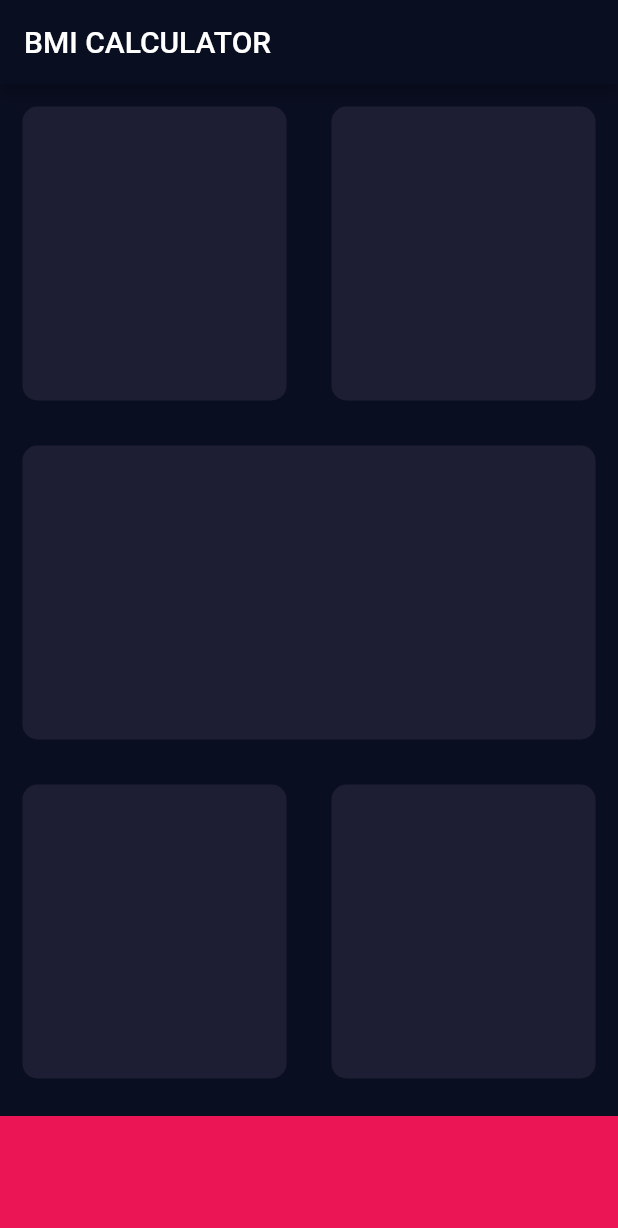
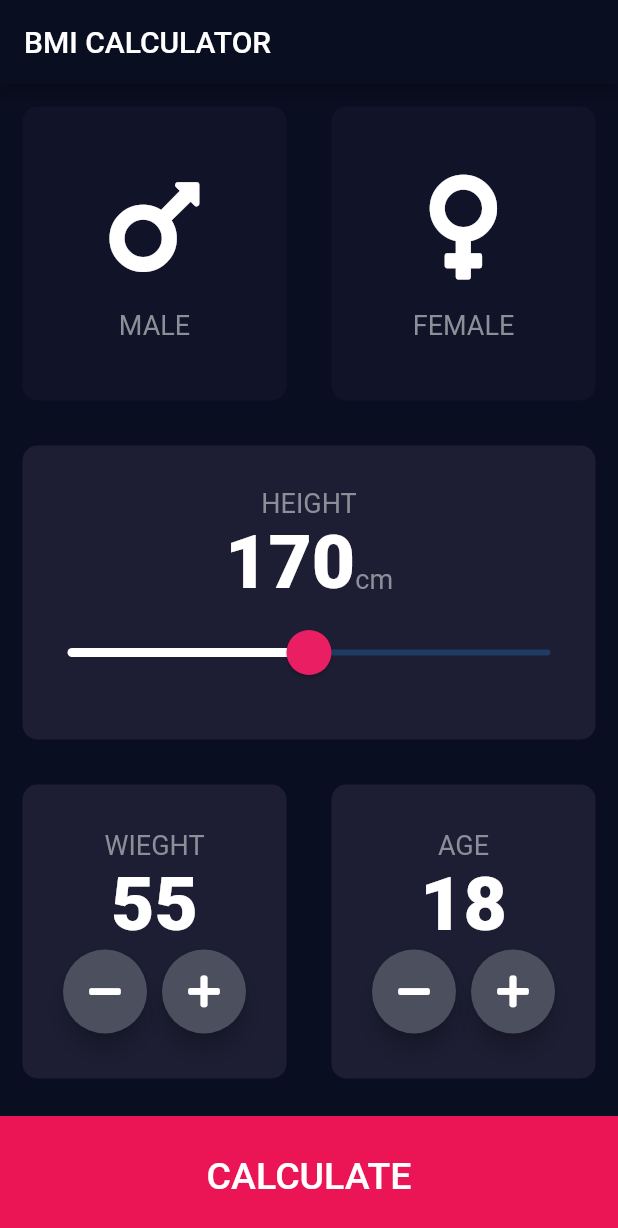
Before and after one commit to Sohel-Mahmud/BMICalculator-flutter, a Flutter app: the screen it shows after launch, on a phone screen of 412 x 824 dp. Shown: the top 1228 px of the screen. Run offline on Flutter 3.47's test engine with Material 2 defaults, Android fonts, the phone set to English and light mode, and no system bars; our stand-ins replace font_awesome_flutter.

Commit message:
design finished

```diff
--- /dev/null
+++ b/lib/bottom_button.dart
@@ -0,0 +1,30 @@
+import 'package:flutter/material.dart';
+import 'constants.dart';
+
+class BottomButton extends StatelessWidget {
+  final Function onTap;
+  final String buttonTitle;
+
+  BottomButton({@required this.onTap, this.buttonTitle});
+  @override
+  Widget build(BuildContext context) {
+    return GestureDetector(
+      onTap: onTap,
+      child: Container(
+        alignment: Alignment.center,
+        child: Text(
+          buttonTitle,
+          textAlign: TextAlign.center,
+          style: TextStyle(
+            fontSize: 25.0,
+            fontWeight: FontWeight.w500,
+          ),
+        ),
+        color: kBottomContainerColor,
+        margin: EdgeInsets.only(top: 10.0),
+        width: double.infinity,
+        height: kBottomContainerHeight,
+      ),
+    );
+  }
+}
--- /dev/null
+++ b/lib/constants.dart
@@ -0,0 +1,30 @@
+import 'package:flutter/material.dart';
+
+const kLabelTextStyle = TextStyle(
+  fontSize: 18.0,
+  color: Color(0xFF8D8E98),
+);
+
+const kNumberTextStyle = TextStyle(
+  fontSize: 50.0,
+  fontWeight: FontWeight.w900,
+);
+const kTitleTextStyle = TextStyle(
+  fontSize: 50.0,
+  fontWeight: FontWeight.bold
+);
+
+const kResultTextStyle = TextStyle(
+  color: Colors.orange,
+  fontSize: 18.0,
+  fontWeight: FontWeight.bold,
+);
+
+const kBmiTextStyle = TextStyle(
+  fontSize: 100.0,
+  fontWeight: FontWeight.bold,
+);
+const kBottomContainerHeight = 80.0;
+const kActiveCardColor = Color(0xFF1D1E33);
+const kBottomContainerColor = Color(0xFFEB1555);
+const kInactiveCardColor = Color(0xFF111328);
--- /dev/null
+++ b/lib/icon_content.dart
@@ -0,0 +1,29 @@
+import 'package:flutter/material.dart';
+import 'constants.dart';
+
+class IconContents extends StatelessWidget {
+  final IconData icon;
+  final String label;
+
+  IconContents({this.icon, this.label});
+
+  @override
+  Widget build(BuildContext context) {
+    return Column(
+      mainAxisAlignment: MainAxisAlignment.center,
+      children: <Widget>[
+        Icon(
+          icon,
+          size: 80.0,
+        ),
+        SizedBox(
+          height: 15.0,
+        ),
+        Text(
+          label,
+          style: kLabelTextStyle,
+        )
+      ],
+    );
+  }
+}
--- a/lib/input_page.dart
+++ b/lib/input_page.dart
@@ -1,8 +1,12 @@
+import 'package:bmi_calculator/bottom_button.dart';
 import 'package:flutter/material.dart';
+import 'package:font_awesome_flutter/font_awesome_flutter.dart';
+import 'reusable_card.dart';
+import 'icon_content.dart';
+import 'constants.dart';
+import 'rounded_icon_button.dart';
 
-const bottomContainerHeight = 80.0;
-const activeCardColor = Color(0xFF1D1E33);
-const bottomContainerColor = Color(0xFFEB1555);
+enum Gender { male, female }
 
 class InputPage extends StatefulWidget {
   @override
@@ -10,6 +14,11 @@ class InputPage extends StatefulWidget {
 }
 
 class _InputPageState extends State<InputPage> {
+  Gender selectedGender;
+  int height = 170;
+  int weight = 55;
+  int age = 18;
+
   @override
   Widget build(BuildContext context) {
     return Scaffold(
@@ -17,16 +26,39 @@ class _InputPageState extends State<InputPage> {
         title: Text('BMI CALCULATOR'),
       ),
       body: Column(
+        crossAxisAlignment: CrossAxisAlignment.stretch,
         children: <Widget>[
           Expanded(
             child: Row(
               children: <Widget>[
                 Expanded(
-                  child: ResuableCard(color: Color(0xFF1D1E33)),
+                  child: ResuableCard(
+                    onPressed: () {
+                      setState(() {
+                        selectedGender = Gender.male;
+                      });
+                    },
+                    color: selectedGender == Gender.male
+                        ? kActiveCardColor
+                        : kInactiveCardColor,
+                    cardChild: IconContents(
+                        icon: FontAwesomeIcons.mars, label: 'MALE'),
+                  ),
                 ),
                 Expanded(
                   child: ResuableCard(
-                    color: activeCardColor,
+                    onPressed: () {
+                      setState(() {
+                        selectedGender = Gender.female;
+                      });
+                    },
+                    color: selectedGender == Gender.female
+                        ? kActiveCardColor
+                        : kInactiveCardColor,
+                    cardChild: IconContents(
+                      icon: FontAwesomeIcons.venus,
+                      label: 'FEMALE',
+                    ),
                   ),
                 ),
               ],
@@ -34,7 +66,53 @@ class _InputPageState extends State<InputPage> {
           ),
           Expanded(
             child: ResuableCard(
-              color: activeCardColor,
+              cardChild: Column(
+                mainAxisAlignment: MainAxisAlignment.center,
+                children: <Widget>[
+                  Text(
+                    'HEIGHT',
+                    style: kLabelTextStyle,
+                  ),
+                  Row(
+                    mainAxisAlignment: MainAxisAlignment.center,
+                    crossAxisAlignment: CrossAxisAlignment.baseline,
+                    textBaseline: TextBaseline.alphabetic,
+                    children: <Widget>[
+                      Text(
+                        height.toString(),
+                        style: kNumberTextStyle,
+                      ),
+                      Text(
+                        'cm',
+                        style: kLabelTextStyle,
+                      ),
+                    ],
+                  ),
+                  SliderTheme(
+                    data: SliderTheme.of(context).copyWith(
+                      activeTrackColor: Colors.white,
+                      inactiveTickMarkColor: Color(0xFF8De98),
+                      thumbColor: Colors.pink,
+                      overlayColor: Color(0x29EB1555),
+                      thumbShape:
+                          RoundSliderThumbShape(enabledThumbRadius: 15.0),
+                      overlayShape:
+                          RoundSliderOverlayShape(overlayRadius: 30.0),
+                    ),
+                    child: Slider(
+                      value: height.toDouble(),
+                      min: 120.0,
+                      max: 220.0,
+                      onChanged: (double newValue) {
+                        setState(() {
+                          height = newValue.round();
+                        });
+                      },
+                    ),
+                  ),
+                ],
+              ),
+              color: kActiveCardColor,
             ),
           ),
           Expanded(
@@ -42,58 +120,107 @@ class _InputPageState extends State<InputPage> {
               children: <Widget>[
                 Expanded(
                   child: ResuableCard(
-                    color: activeCardColor,
+                    color: kActiveCardColor,
+                    cardChild: Column(
+                      mainAxisAlignment: MainAxisAlignment.center,
+                      children: <Widget>[
+                        Text(
+                          'WIEGHT',
+                          style: kLabelTextStyle,
+                        ),
+                        Text(
+                          weight.toString(),
+                          style: kNumberTextStyle,
+                        ),
+                        Row(
+                          mainAxisAlignment: MainAxisAlignment.center,
+                          children: <Widget>[
+                            RoundedMatButton(
+                              onPressed: () {
+                                setState(() {
+                                  if (weight > 30) {
+                                    weight--;
+                                  }
+                                });
+                              },
+                              icon: FontAwesomeIcons.minus,
+                            ),
+                            SizedBox(
+                              width: 10.0,
+                            ),
+                            RoundedMatButton(
+                              onPressed: () {
+                                setState(() {
+                                  if (weight < 150) {
+                                    weight++;
+                                  }
+                                });
+                              },
+                              icon: FontAwesomeIcons.plus,
+                            ),
+                          ],
+                        )
+                      ],
+                    ),
                   ),
                 ),
                 Expanded(
                   child: ResuableCard(
-                    color: activeCardColor
+                    color: kActiveCardColor,
+                    cardChild: Column(
+                      mainAxisAlignment: MainAxisAlignment.center,
+                      children: <Widget>[
+                        Text(
+                          'AGE',
+                          style: kLabelTextStyle,
+                        ),
+                        Text(
+                          age.toString(),
+                          style: kNumberTextStyle,
+                        ),
+                        Row(
+                          mainAxisAlignment: MainAxisAlignment.center,
+                          children: <Widget>[
+                            RoundedMatButton(
+                              onPressed: () {
+                                setState(() {
+                                  if (age > 10) {
+                                    age--;
+                                  }
+                                });
+                              },
+                              icon: FontAwesomeIcons.minus,
+                            ),
+                            SizedBox(
+                              width: 10.0,
+                            ),
+                            RoundedMatButton(
+                              onPressed: () {
+                                setState(() {
+                                  if (age < 80) {
+                                    age++;
+                                  }
+                                });
+                              },
+                              icon: FontAwesomeIcons.plus,
+                            ),
+                          ],
+                        )
+                      ],
+                    ),
                   ),
                 ),
               ],
             ),
           ),
-          Container(
-            color: bottomContainerColor,
-            margin: EdgeInsets.only(top: 10.0),
-            width: double.infinity,
-            height: bottomContainerHeight,
-          ),
+          BottomButton(
+            onTap: () {
+              Navigator.pushNamed(context, '/result');
+            },
+            buttonTitle: 'CALCULATE',
+          )
         ],
       ),
     );
   }
 }
-
-class ResuableCard extends StatelessWidget {
-  final Color color;
-
-  ResuableCard({@required this.color});
-
-  @override
-  Widget build(BuildContext context) {
-    return Container(
-      decoration: BoxDecoration(
-        //use color on boxdecoration if its used
-        //using color on container will lead to an error
-        color: color,
-        borderRadius: BorderRadius.circular(10.0),
-      ),
-      margin: EdgeInsets.all(15.0),
-    );
-  }
-}
-
-/*
-//we can change theme of any widget by wrapping them with theme widget
-
-floatingActionButton: Theme(
-        data: ThemeData(
-          accentColor: Colors.purple,
-        ),
-        child: FloatingActionButton(
-          onPressed: () {},
-          child: Icon(Icons.add),
-        ),
-      ),
-*/
--- a/lib/main.dart
+++ b/lib/main.dart
@@ -1,3 +1,4 @@
+import 'package:bmi_calculator/results_page.dart';
 import 'package:flutter/material.dart';
 import 'input_page.dart';
 
@@ -11,7 +12,11 @@ class BMICalculator extends StatelessWidget {
         primaryColor: Color(0xFF0A0E21),
         scaffoldBackgroundColor: Color(0xFF0A0E21),
       ),
-      home: InputPage(),
+      initialRoute: '/',
+      routes: {
+        '/': (context) => InputPage(),
+        '/result': (context) => ResultPage()
+      },
     );
   }
 }
--- /dev/null
+++ b/lib/results_page.dart
@@ -0,0 +1,60 @@
+import 'package:bmi_calculator/constants.dart';
+import 'package:flutter/material.dart';
+import 'bottom_button.dart';
+import 'reusable_card.dart';
+
+class ResultPage extends StatelessWidget {
+  @override
+  Widget build(BuildContext context) {
+    return Scaffold(
+      appBar: AppBar(
+        title: Text('BMI CALCULATOR'),
+      ),
+      body: Column(
+        mainAxisAlignment: MainAxisAlignment.spaceEvenly,
+        crossAxisAlignment: CrossAxisAlignment.stretch,
+        children: <Widget>[
+          Expanded(
+            child: Container(
+              child: Text(
+                'Your Result',
+                style: kTitleTextStyle,
+                textAlign: TextAlign.center,
+              ),
+            ),
+          ),
+          Expanded(
+            flex: 5,
+            child: ResuableCard(
+              color: kActiveCardColor,
+              cardChild: Column(
+                mainAxisAlignment: MainAxisAlignment.spaceEvenly,
+                children: <Widget>[
+                  Text(
+                    'Normal',
+                    style: kResultTextStyle,
+                  ),
+                  Text(
+                    '18.3',
+                    style: kBmiTextStyle,
+                  ),
+                  Text(
+                    'Your BMI result is quite low, eat more! Your BMI result is quite low, eat more',
+                    style: kLabelTextStyle,
+                    textAlign: TextAlign.center,
+                  )
+                ],
+              ),
+            ),
+          ),
+          BottomButton(
+            onTap: (){
+              Navigator.pop(context);
+            },
+            buttonTitle: 'RE CALCULATE BMI',
+          ),
+        ],
+      ),
+    );
+  }
+}
--- /dev/null
+++ b/lib/reusable_card.dart
@@ -0,0 +1,40 @@
+import 'package:flutter/material.dart';
+
+class ResuableCard extends StatelessWidget {
+  final Color color;
+  final Widget cardChild;
+  final Function onPressed;
+
+  ResuableCard({@required this.color, this.cardChild, this.onPressed});
+
+  @override
+  Widget build(BuildContext context) {
+    return GestureDetector(
+      onTap: onPressed,
+      child: Container(
+        child: cardChild,
+        decoration: BoxDecoration(
+          //use color on boxdecoration if its used
+          //using color on container will lead to an error
+          color: color,
+          borderRadius: BorderRadius.circular(10.0),
+        ),
+        margin: EdgeInsets.all(15.0),
+      ),
+    );
+  }
+}
+
+/*
+//we can change theme of any widget by wrapping them with theme widget
+
+floatingActionButton: Theme(
+        data: ThemeData(
+          accentColor: Colors.purple,
+        ),
+        child: FloatingActionButton(
+          onPressed: () {},
+          child: Icon(Icons.add),
+        ),
+      ),
+*/
--- /dev/null
+++ b/lib/rounded_icon_button.dart
@@ -0,0 +1,25 @@
+import 'package:flutter/material.dart';
+
+class RoundedMatButton extends StatelessWidget {
+  final IconData icon;
+  final Function onPressed;
+
+  RoundedMatButton({@required this.icon, @required this.onPressed});
+
+  @override
+  Widget build(BuildContext context) {
+    return RawMaterialButton(
+      child: Icon(icon),
+      elevation: 6.0,
+      constraints: BoxConstraints.tightFor(
+        width: 56.0,
+        height: 56.0,
+      ),
+      onPressed: onPressed,
+      shape: CircleBorder(),
+      //this works, more advance below
+      // shape: RoundedRectangleBorder(borderRadius: BorderRadius.circular(10.0)),
+      fillColor: Color(0xFF4C4F5E),
+    );
+  }
+}
--- a/pubspec.yaml
+++ b/pubspec.yaml
@@ -24,6 +24,8 @@ dependencies:
   # The following adds the Cupertino Icons font to your application.
   # Use with the CupertinoIcons class for iOS style icons.
   cupertino_icons: ^0.1.3
+  font_awesome_flutter: ^8.8.1
+
 
 dev_dependencies:
   flutter_test:
```
Also changed, not shown: pubspec.lock.
